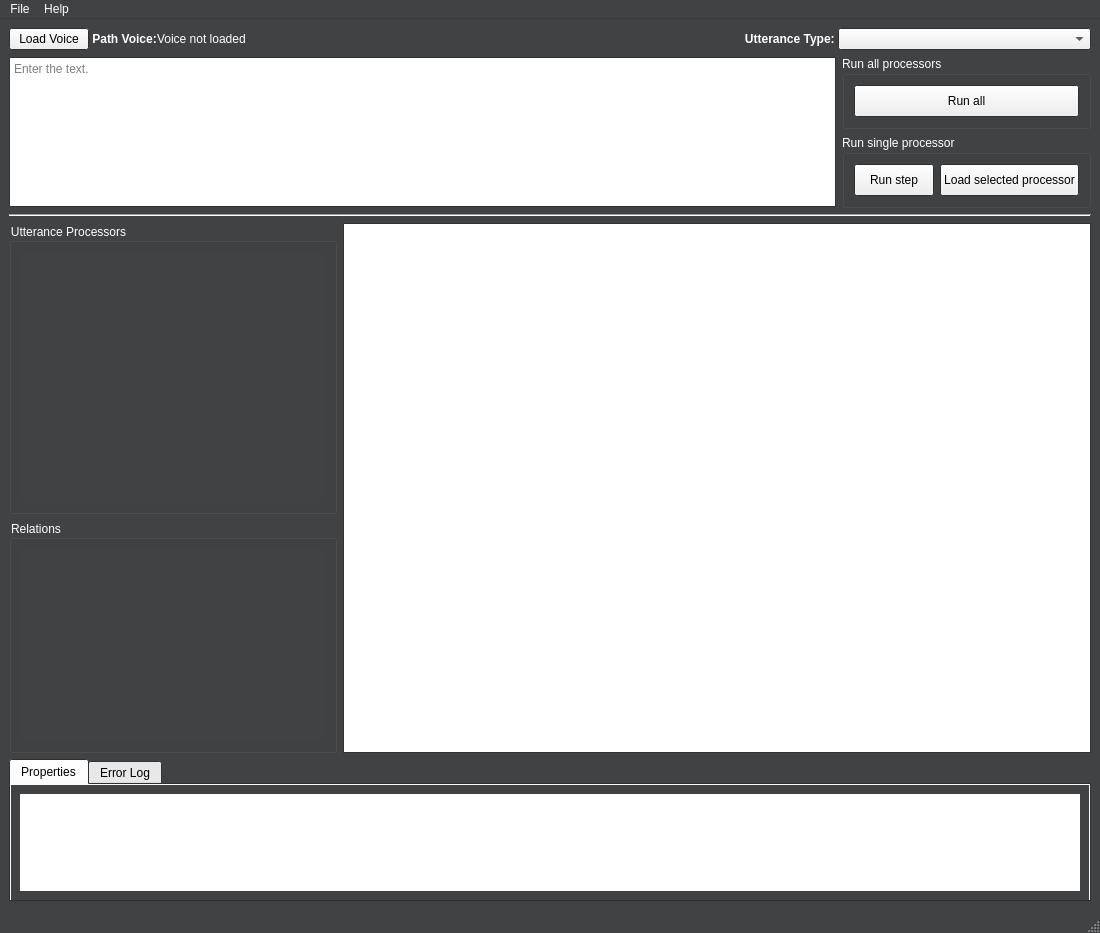
Before: the Qt Designer form DeSpeect/Qt/src/view.ui in graphiteSWE/DeSpeect, drawn with Qt 5.
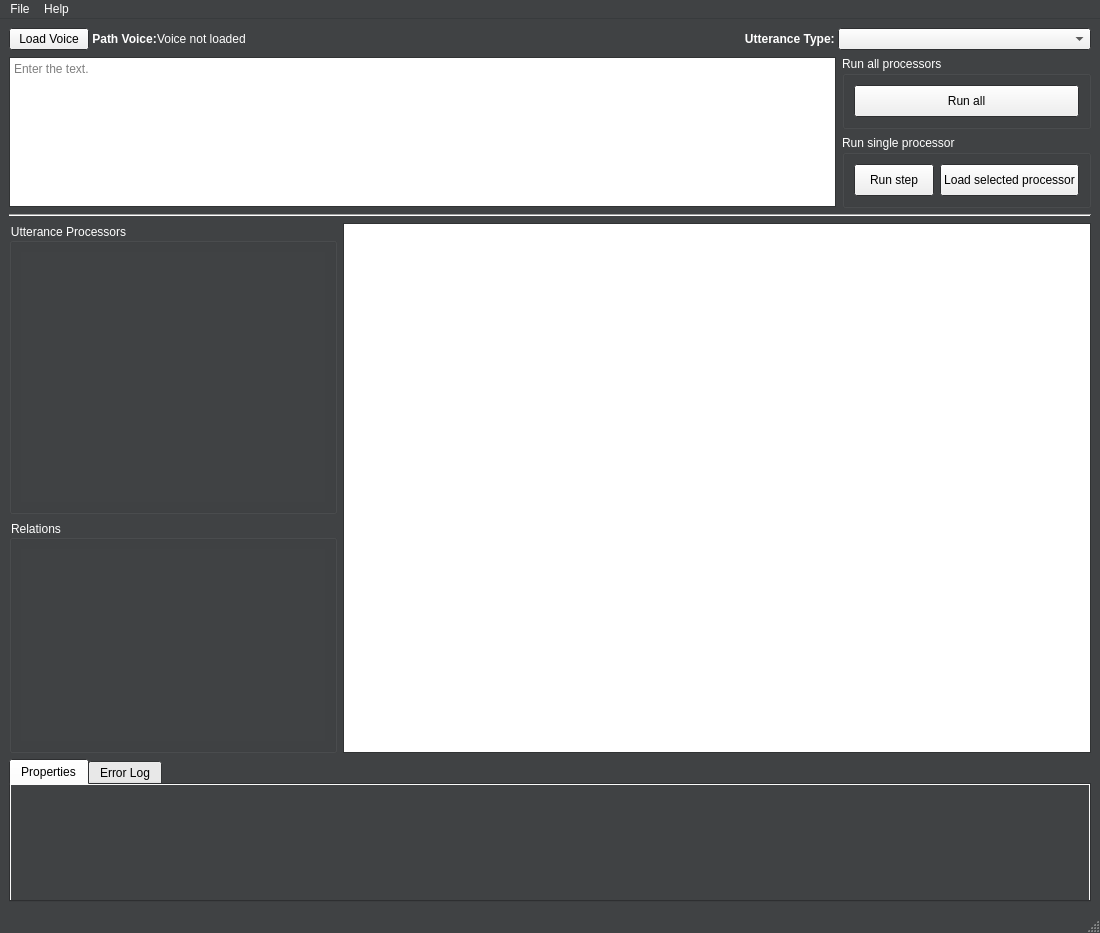
After: the same form once the commit is applied. Icons and pictures are not drawn.

```diff
--- a/DeSpeect/Qt/src/view.ui
+++ b/DeSpeect/Qt/src/view.ui
@@ -1115,6 +1115,43 @@
          <layout class="QHBoxLayout" name="horizontalLayout_7">
           <item>
            <widget class="QTableView" name="PropertyTable">
+            <property name="palette">
+             <palette>
+              <active>
+               <colorrole role="Base">
+                <brush brushstyle="SolidPattern">
+                 <color alpha="255">
+                  <red>64</red>
+                  <green>66</green>
+                  <blue>68</blue>
+                 </color>
+                </brush>
+               </colorrole>
+              </active>
+              <inactive>
+               <colorrole role="Base">
+                <brush brushstyle="SolidPattern">
+                 <color alpha="255">
+                  <red>64</red>
+                  <green>66</green>
+                  <blue>68</blue>
+                 </color>
+                </brush>
+               </colorrole>
+              </inactive>
+              <disabled>
+               <colorrole role="Base">
+                <brush brushstyle="SolidPattern">
+                 <color alpha="255">
+                  <red>64</red>
+                  <green>66</green>
+                  <blue>68</blue>
+                 </color>
+                </brush>
+               </colorrole>
+              </disabled>
+             </palette>
+            </property>
             <property name="frameShape">
              <enum>QFrame::NoFrame</enum>
             </property>
@@ -1125,7 +1162,7 @@
              <bool>true</bool>
             </attribute>
             <attribute name="verticalHeaderStretchLastSection">
-             <bool>true</bool>
+             <bool>false</bool>
             </attribute>
            </widget>
           </item>
```
